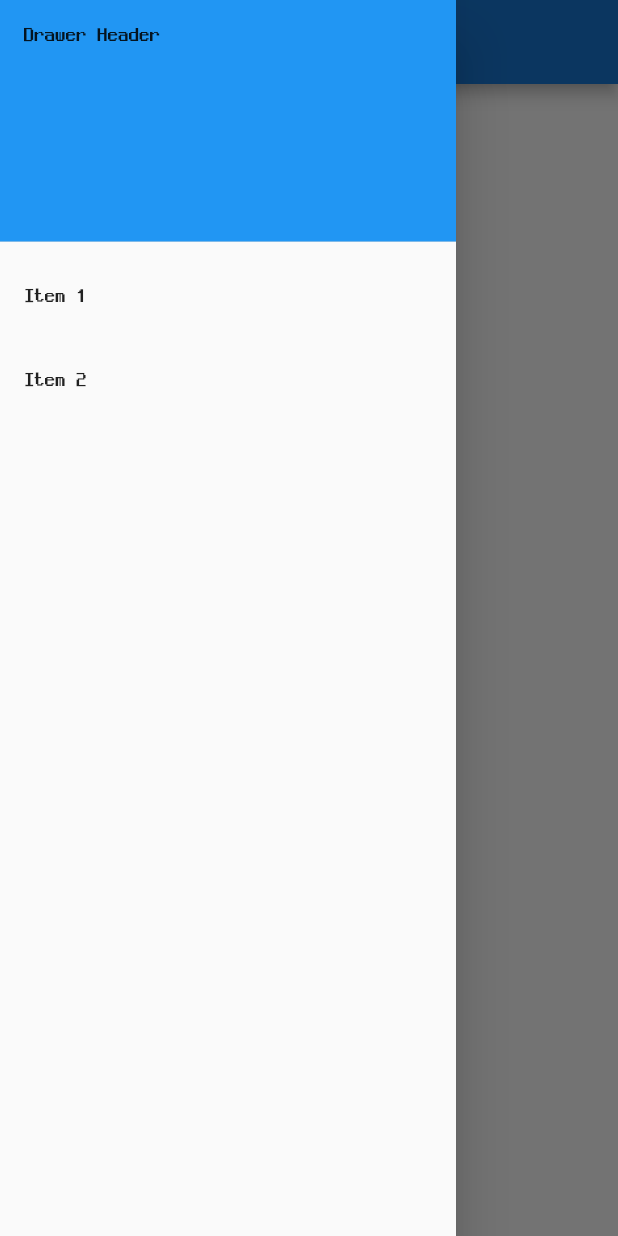
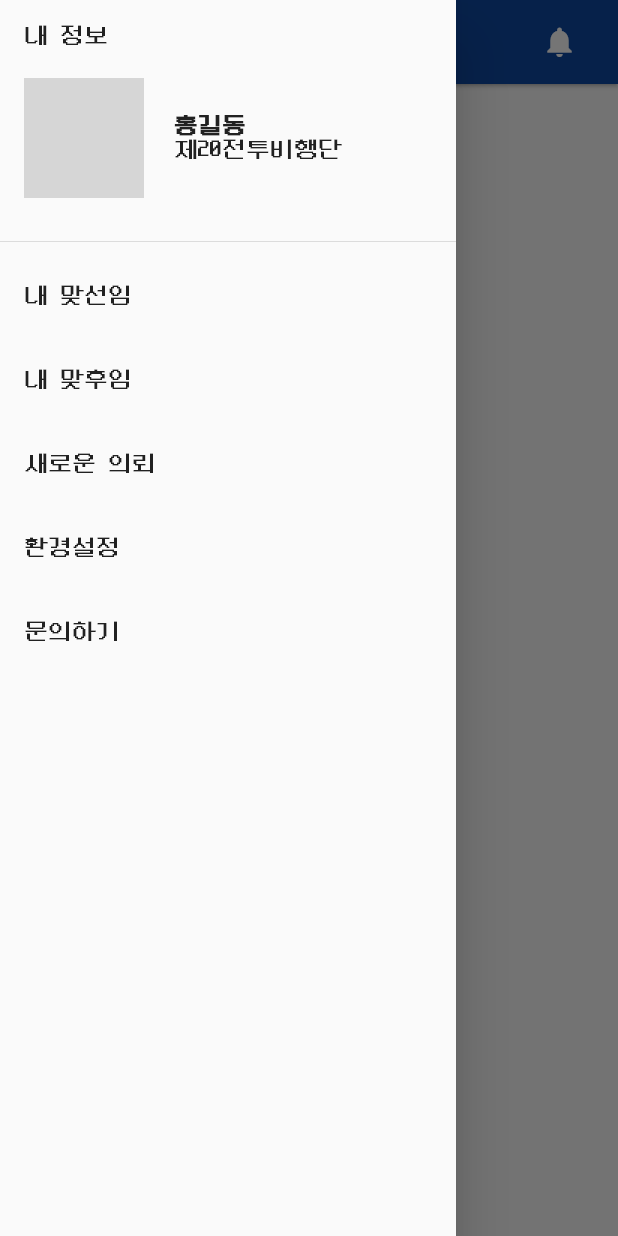
Before and after one commit to jhhwang21c/APP_Matseonim_CupHoldings, a Flutter app: the screen it shows after launch, with the side drawer open, on a phone screen of 412 x 824 dp. Run offline on Flutter 3.47's test engine with Material 2 defaults, Android fonts, the phone set to English and light mode, and no system bars; our stand-ins replace flutter_typeahead, get, validators; grey boxes are pictures that could not be loaded.

Commit message:
`AppBar`와 `Drawer` 뼈대 완성

```diff
--- a/matseonim/lib/pages/drawer.dart
+++ b/matseonim/lib/pages/drawer.dart
@@ -7,22 +7,69 @@ class DrawerPage extends StatelessWidget {
       child: ListView(
         padding: EdgeInsets.zero,
         children: [
-          const DrawerHeader(
-            decoration: BoxDecoration(
-              color: Colors.blue,
+          DrawerHeader(
+            child: Column(
+              crossAxisAlignment: CrossAxisAlignment.start,
+              children: [
+                Text('내 정보'),
+                SizedBox(height: 20),
+                Row(children: [
+                  _buildHeaderAvatar(),
+                  SizedBox(width: 20),
+                  _buildHeaderProfile(),
+                ])
+              ],
             ),
-            child: Text('Drawer Header'),
           ),
           ListTile(
-            title: const Text('Item 1'),
+            title: const Text('내 맞선임'),
             onTap: () {},
           ),
           ListTile(
-            title: const Text('Item 2'),
+            title: const Text('내 맞후임'),
+            onTap: () {},
+          ),
+          ListTile(
+            title: const Text('새로운 의뢰'),
+            onTap: () {},
+          ),
+          ListTile(
+            title: const Text('환경설정'),
+            onTap: () {},
+          ),
+          ListTile(
+            title: const Text('문의하기'),
             onTap: () {},
           ),
         ],
       ),
     );
   }
+
+  Widget _buildHeaderAvatar() {
+    return SizedBox(
+      width: 80,
+      height: 80,
+      child: CircleAvatar(
+        backgroundImage: AssetImage("images/sampleAvatar.jpg"),
+      ),
+    );
+  }
+
+  Widget _buildHeaderProfile() {
+    return Column(
+      crossAxisAlignment: CrossAxisAlignment.start,
+      children: [
+        Text("홍길동",
+            style: TextStyle(
+              fontSize: 16,
+              fontWeight: FontWeight.w700,
+            )),
+        Text("제20전투비행단",
+            style: TextStyle(
+              fontSize: 16,
+            )),
+      ],
+    );
+  }
 }
--- a/matseonim/lib/pages/join_part1.dart
+++ b/matseonim/lib/pages/join_page1.dart
@@ -3,7 +3,7 @@ import 'package:get/get.dart';
 
 import 'package:matseonim/components/login_elevated_button.dart';
 import 'package:matseonim/components/login_form_field.dart';
-import 'package:matseonim/pages/join_part2.dart';
+import 'package:matseonim/pages/join_page2.dart';
 import 'package:matseonim/utils/validator.dart';
 
 class JoinPage1 extends StatelessWidget {
--- a/matseonim/lib/pages/main_page.dart
+++ b/matseonim/lib/pages/main_page.dart
@@ -1,15 +1,38 @@
+import 'package:flutter/cupertino.dart';
 import 'package:flutter/material.dart';
 import 'package:matseonim/pages/drawer.dart';
 
 class MainPage extends StatelessWidget {
   @override
-   Widget build(BuildContext context) {
+  Widget build(BuildContext context) {
     return Scaffold(
-      appBar: AppBar(title: Text("sample")),
-      body: const Center(
-        child: Text('My Page!'),
+      appBar: _buildAppBar(),
+      drawer: DrawerPage(),
+      body: Padding(
+        padding: const EdgeInsets.symmetric(horizontal: 20),
+        child: ListView(
+          children: [],
+        ),
       ),
-      drawer: DrawerPage(),
+    );
+  }
+
+  AppBar _buildAppBar() {
+    return AppBar(
+      title: Text('맞선임'),
+      centerTitle: true,
+      backgroundColor: Colors.blue[900],
+      elevation: 1.0,
+      actions: [
+        IconButton(
+          icon: Icon(
+            Icons.notifications,
+            color: Colors.white,
+          ),
+          onPressed: () {},
+        ),
+        SizedBox(width: 15),
+      ],
     );
   }
 }
--- a/matseonim/lib/theme.dart
+++ b/matseonim/lib/theme.dart
@@ -16,8 +16,14 @@ ThemeData defaultTheme() {
   */
 
   return ThemeData(
-    backgroundColor: Colors.blue[900],
-    primaryColor: Colors.blue[700],
-    fontFamily: "NeoPixel"
-  );
+      backgroundColor: Colors.blue[900],
+      primaryColor: Colors.blue[900],
+      fontFamily: "NeoPixel",
+      textTheme: TextTheme(
+        headline6: TextStyle(fontSize: 32),
+        subtitle1: TextStyle(fontSize: 16),
+        bodyText1: TextStyle(fontSize: 16),
+        bodyText2: TextStyle(fontSize: 16),
+      ),
+      );
 }
```
Also changed, not shown: matseonim/assets/images/sampleAvatar.jpg (added), matseonim/lib/pages/join_page2.dart (renamed from matseonim/lib/pages/join_part2.dart), 1 other file.
